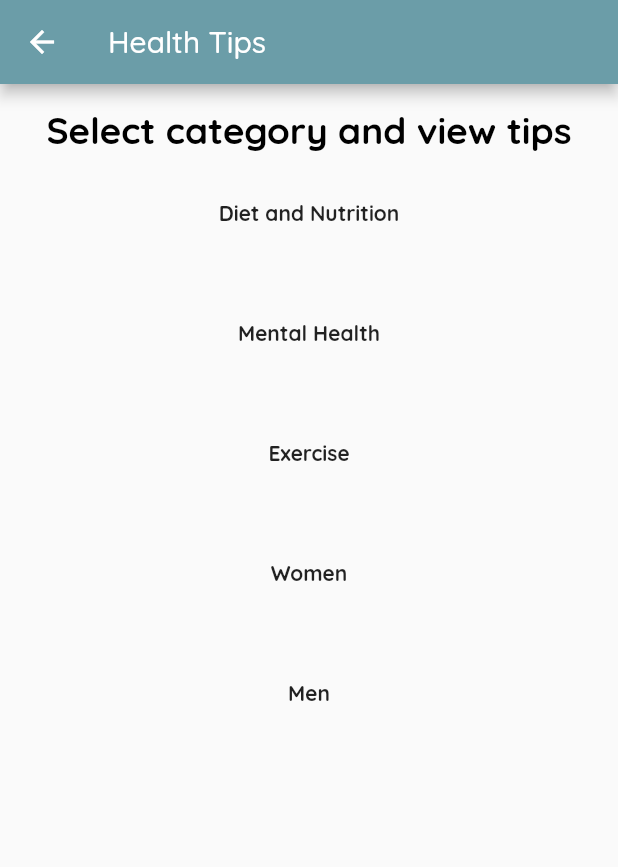
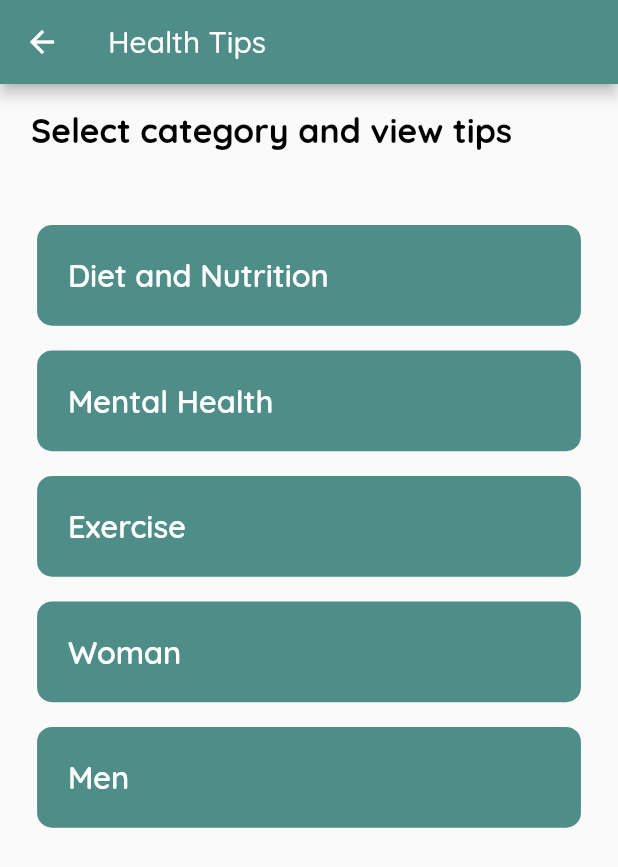
Before and after one commit to danielonettey/healthTap, a Flutter app: the screen it shows after launch, after a tap on "Health Tips", on a phone screen of 412 x 824 dp. Shown: the top 867 px of the screen. Run offline on Flutter 3.47's test engine with Material 2 defaults, Android fonts, the phone set to English and light mode, and no system bars; missing offline and left inert: nfc_in_flutter.

Commit message:
updated categories

```diff
--- a/lib/addDetail.dart
+++ b/lib/addDetail.dart
@@ -28,9 +28,9 @@ class _AddDetailPageState extends State<AddDetailPage> {
     final width = MediaQuery.of(context).size.width;
     final height = MediaQuery.of(context).size.height;
     return Scaffold(
-      backgroundColor: Color(0xff5EBBB4),
+      backgroundColor: Color(0xff4f8d88),
       appBar: AppBar(
-        backgroundColor: Color(0xff5EBBB4),
+        backgroundColor: Color(0xff4f8d88),
         title: Text(
           widget.name,
 
--- a/lib/categorydetails.dart
+++ b/lib/categorydetails.dart
@@ -111,7 +111,7 @@ class _CategoryDetailsState extends State<CategoryDetails> {
     final height = MediaQuery.of(context).size.height;
     return Scaffold(
       appBar: AppBar(
-        backgroundColor: Color(0xff5EBBB4),
+        backgroundColor: Color(0xff4f8d88),
         title: Text(
             widget.name,
         ),
@@ -135,7 +135,7 @@ class _CategoryDetailsState extends State<CategoryDetails> {
           )
         ],
       ),
-      backgroundColor: Color(0xff5EBBB4),
+      backgroundColor: Color(0xff4f8d88),
       body: SingleChildScrollView(
         child: Container(
           width: width,
--- a/lib/categorypage.dart
+++ b/lib/categorypage.dart
@@ -54,9 +54,9 @@ class _CategoryPageState extends State<CategoryPage> {
     final width = MediaQuery.of(context).size.width;
     final height = MediaQuery.of(context).size.height;
     return Scaffold(
-      backgroundColor: Color(0xff5EBBB4),
+      backgroundColor: Color(0xff4f8d88),
       appBar: AppBar(
-        backgroundColor: Color(0xff5EBBB4),
+        backgroundColor: Color(0xff4f8d88),
         title: Text(
           'Health Data'
         ),
--- a/lib/diettips.dart
+++ b/lib/diettips.dart
@@ -10,12 +10,13 @@ class _DietTipsPageState extends State<DietTipsPage> {
   Widget build(BuildContext context){
     return Scaffold(
       appBar: AppBar(
-        backgroundColor: Color(0xff6B9DA8),
+        backgroundColor: Color(0xff4f8d88),
         title: Text(
           'Diet and Nutrition Tips'
         ),
       ),
-      body: Column(
+      body: SingleChildScrollView(
+        child: Column(
           // margin: const EdgeInsets.all(8),
           children: <Widget>[
             new ListTile(
@@ -64,6 +65,7 @@ class _DietTipsPageState extends State<DietTipsPage> {
           ],
 
         ),
+      ),
 
     );
   }
--- a/lib/editpage.dart
+++ b/lib/editpage.dart
@@ -12,7 +12,7 @@ class _EditPageState extends State<EditPage> {
     final height = MediaQuery.of(context).size.height;
     return Scaffold(
       appBar: AppBar(
-        backgroundColor: Color(0xff6B9DA8),
+        backgroundColor: Color(0xff4f8d88),
         title: Text(
           'Edit Profile',
         ),
@@ -123,7 +123,7 @@ class _EditPageState extends State<EditPage> {
                       padding: EdgeInsets.symmetric(vertical: height * 0.02),
                       decoration: BoxDecoration(
                         borderRadius: const BorderRadius.all(Radius.circular(10)),
-                        color: Color(0xff5EBBB4),
+                        color: Color(0xff4f8d88),
                       ),
                       alignment: Alignment.center,
                       child: Text(
--- a/lib/exercisetips.dart
+++ b/lib/exercisetips.dart
@@ -10,12 +10,13 @@ class _ExerciseTipsPageState extends State<ExerciseTipsPage>{
   Widget build(BuildContext context){
     return Scaffold(
       appBar: AppBar(
-        backgroundColor: Color(0xff6B9DA8),
+        backgroundColor: Color(0xff4f8d88),
         title: Text(
           'Exercise Tips'
         ),
       ),
-      body: Column(
+      body: SingleChildScrollView(
+        child: Column(
           // margin: const EdgeInsets.all(8),
 
 
@@ -76,6 +77,7 @@ class _ExerciseTipsPageState extends State<ExerciseTipsPage>{
           ],
 
         ),
+      ),
 
 
     );
--- a/lib/homepage.dart
+++ b/lib/homepage.dart
@@ -35,7 +35,7 @@ class _HomepageState extends State<Homepage> {
     return Scaffold(
 
       appBar: AppBar(
-        backgroundColor: Color(0xff5EBBB4),
+        backgroundColor: Color(0xff4f8d88),
           title: Container(
             child: Text(
               'HealthTap'
@@ -45,7 +45,7 @@ class _HomepageState extends State<Homepage> {
       drawer: Container(
         width: width*0.55,
         padding: EdgeInsets.symmetric(horizontal: width * 0.065),
-        color: Color(0xff5EBBB4),
+        color: Color(0xff4f8d88),
         child: Stack(
           children: <Widget>[
             Positioned(
@@ -209,7 +209,7 @@ class _HomepageState extends State<Homepage> {
 //                          begin: Alignment.bottomCenter,
 //                          end: Alignment.topCenter,
 //                        ),
-                      color: Color(0xff5EBBB4)
+                      color: Color(0xff4f8d88)
                       ),
                       child: Column(
                         mainAxisAlignment: MainAxisAlignment.center,
@@ -254,7 +254,7 @@ class _HomepageState extends State<Homepage> {
 //                            begin: Alignment.bottomCenter,
 //                            end: Alignment.topCenter,
 //                          ),
-                            color: Color(0xff5EBBB4)
+                            color: Color(0xff4f8d88)
                         ),
                         alignment: Alignment.center,
                         child: Text(
@@ -284,7 +284,7 @@ class _HomepageState extends State<Homepage> {
 //                            begin: Alignment.bottomCenter,
 //                            end: Alignment.topCenter,
 //
-                            color: Color(0xff5EBBB4)
+                            color: Color(0xff4f8d88)
                         ),
                         alignment: Alignment.center,
                         child: Text(
@@ -332,7 +332,7 @@ class _HomepageState extends State<Homepage> {
 //                          width: 2
 //                        ),
                         borderRadius: BorderRadius.all(Radius.circular(10)),
-                        color: Color(0xff5EBBB4),
+                        color: Color(0xff4f8d88),
                       ),
                       child: Row(
                         mainAxisAlignment: MainAxisAlignment.start,
@@ -382,7 +382,7 @@ class _HomepageState extends State<Homepage> {
 //                          width: 2
 //                        ),
                       borderRadius: BorderRadius.all(Radius.circular(10)),
-                      color: Color(0xff5EBBB4),
+                      color: Color(0xff4f8d88),
                     ),
                     child: Row(
                       mainAxisAlignment: MainAxisAlignment.start,
--- a/lib/main.dart
+++ b/lib/main.dart
@@ -19,7 +19,7 @@ class MyApp extends StatelessWidget {
       theme: ThemeData(
         primarySwatch: Colors.green,
         fontFamily: 'Quicksand',
-        backgroundColor: Color(0xff5EBBB4),
+        backgroundColor: Color(0xff4f8d88),
       ),
       home: Homepage(),
 //      home: MyHomePage(title: 'NFC HealthTap'),
--- a/lib/mentalhealth.dart
+++ b/lib/mentalhealth.dart
@@ -11,7 +11,7 @@ class _MentalHealthTipsPageState extends State<MentalHealthTipsPage>{
   Widget build(BuildContext context){
     return Scaffold(
       appBar: AppBar(
-        backgroundColor: Color(0xff6B9DA8),
+        backgroundColor: Color(0xff4f8d88),
         title: Text(
           'Mental Health Tips'
         ),
--- a/lib/subcategorypage.dart
+++ b/lib/subcategorypage.dart
@@ -24,9 +24,9 @@ class _SubCategoryPageState extends State<SubCategoryPage> {
     print(widget.subcategories.values);
 
     return Scaffold(
-      backgroundColor: Color(0xff5EBBB4),
+      backgroundColor: Color(0xff4f8d88),
       appBar: AppBar(
-        backgroundColor: Color(0xff5EBBB4),
+        backgroundColor: Color(0xff4f8d88),
         title: Text(
           widget.title
         ),
--- a/lib/tipspage.dart
+++ b/lib/tipspage.dart
@@ -18,85 +18,135 @@ class _TipsPageState extends State<TipsPage>{
     final height = MediaQuery.of(context).size.height;
     return Scaffold(
       appBar: AppBar(
-        backgroundColor: Color(0xff6B9DA8),
+        backgroundColor: Color(0xff4f8d88),
         title: Text(
           'Health Tips', textAlign: TextAlign.center
         ),
       ),
-      body: ListView(
-        // margin: EdgeInsets.only(top: height * 0.02),
-        padding: const EdgeInsets.only(top: 15),
+      body: SingleChildScrollView(
+        child: Container(
+          width: width,
+          child: Column(
             children: <Widget>[
               Container(
+                alignment: Alignment.topLeft,
+                 margin: EdgeInsets.symmetric(horizontal: width * 0.05,),
+                padding: EdgeInsets.only(bottom: height * 0.05, top: height * 0.02),
                 child: Text(
                   'Select category and view tips',
                   textAlign: TextAlign.center,
                   style: TextStyle(
                       color: Colors.black,
-                      fontSize: width * 0.06,
+                      fontSize: width * 0.055,
                       fontWeight: FontWeight.w700
                   ),
                 ),
               ),
-          Container(
+              MajorTips(name: 'Diet and Nutrition',next: DietTipsPage(),),
+              MajorTips(name: 'Mental Health',next: MentalHealthTipsPage(),),
+              MajorTips(name: 'Exercise',next: ExerciseTipsPage(),),
+              MajorTips(name: 'Woman',next: WomenTipsPage(),),
+              MajorTips(name: 'Men',next: MenTipsPage(),),
+
+
+            ],
+          ),
+        ),
+      )
+
+//      ListView(
+//        // margin: EdgeInsets.only(top: height * 0.02),
+//        padding: const EdgeInsets.only(top: 15),
+//        children: <Widget>[
+//          Container(
+//                child: Text(
+//                  'Select category and view tips',
+//                  textAlign: TextAlign.center,
+//                  style: TextStyle(
+//                      color: Colors.black,
+//                      fontSize: width * 0.06,
+//                      fontWeight: FontWeight.w700
+//                  ),
+//                ),
+//              ),
+
+
+//          Container(
+//            height: 80,
+//            child: InkWell(
+//              onTap: ()=>
+//                      Navigator.push(
+//                        context,
+//                        MaterialPageRoute(builder: (context)=>ExerciseTipsPage()),
+//                      ),
+//              child: const Center(child: Text('Exercise', style: TextStyle(fontWeight: FontWeight.bold),)),
+//                      ),
+//          ),
+//          Container(
+//            height: 80,
+//            child: InkWell(
+//              onTap: ()=>
+//                      Navigator.push(
+//                        context,
+//                        MaterialPageRoute(builder: (context)=>WomenTipsPage()),
+//                      ),
+//              child: const Center(child: Text('Women', style: TextStyle(fontWeight: FontWeight.bold),)),
+//                      ),
+//          ),
+//          Container(
+//            height: 80,
+//            child: InkWell(
+//              onTap: ()=>
+//                      Navigator.push(
+//                        context,
+//                        MaterialPageRoute(builder: (context)=>MenTipsPage()),
+//                      ),
+//              child: const Center(child: Text('Men', style: TextStyle(fontWeight: FontWeight.bold),)),
+//                      ),
+//          ),
+//
+//        ],
+//      )
+    );
+  }
+
+}
+
+
+class MajorTips extends StatelessWidget {
+  final String name;
+  final Widget next;
+
+  const MajorTips({Key key, this.name, this.next}) : super(key: key);
+  @override
+  Widget build(BuildContext context) {
+    final width = MediaQuery.of(context).size.width;
+    final height = MediaQuery.of(context).size.height;
+    return Container(
+      decoration: BoxDecoration(
+        borderRadius: BorderRadius.all(Radius.circular(10)),
+        color: Color(0xff4f8d88),
+      ),
+      padding: EdgeInsets.all(width * 0.05),
+      margin: EdgeInsets.symmetric(horizontal: width * 0.06, vertical: width * 0.02),
+      alignment: Alignment.topLeft,
       child: InkWell(
         onTap: ()=>
             Navigator.push(
               context,
-                        MaterialPageRoute(builder: (context)=>DietTipsPage()),
+              MaterialPageRoute(builder: (context)=>this.next),
             ),
-              child: const Center(child: Text('Diet and Nutrition', style: TextStyle(fontWeight: FontWeight.bold),)),
-                      ),
-            height: 80,
-          ),
-          Container(
-            height: 80,
-            child: InkWell(
-              onTap: ()=>
-                      Navigator.push(
-                        context,
-                        MaterialPageRoute(builder: (context)=>MentalHealthTipsPage()),
-                      ),
-              child: const Center(child: Text('Mental Health', style: TextStyle(fontWeight: FontWeight.bold),)),
-                      ),
-          ),
-          Container(
-            height: 80,
-            child: InkWell(
-              onTap: ()=>
-                      Navigator.push(
-                        context,
-                        MaterialPageRoute(builder: (context)=>ExerciseTipsPage()),
-                      ),
-              child: const Center(child: Text('Exercise', style: TextStyle(fontWeight: FontWeight.bold),)),
-                      ),
-          ),
-          Container(
-            height: 80,
-            child: InkWell(
-              onTap: ()=>
-                      Navigator.push(
-                        context,
-                        MaterialPageRoute(builder: (context)=>WomenTipsPage()),
-                      ),
-              child: const Center(child: Text('Women', style: TextStyle(fontWeight: FontWeight.bold),)),
-                      ),
-          ),
-          Container(
-            height: 80,
-            child: InkWell(
-              onTap: ()=>
-                      Navigator.push(
-                        context,
-                        MaterialPageRoute(builder: (context)=>MenTipsPage()),
-                      ),
-              child: const Center(child: Text('Men', style: TextStyle(fontWeight: FontWeight.bold),)),
+        child: Text(
+            this.name,
+            style: TextStyle(
+                color: Colors.white,
+//                color: Color(0xff4f8d88),
+                fontWeight: FontWeight.w600,
+                fontSize: width * 0.05
+            )
         ),
       ),
 
-        ],
-      )
     );
   }
-
 }
--- a/lib/womentips.dart
+++ b/lib/womentips.dart
@@ -12,12 +12,13 @@ class _WomenTipsPageState extends State<WomenTipsPage>{
   Widget build(BuildContext context){
     return Scaffold(
       appBar: AppBar(
-        backgroundColor: Color(0xff6B9DA8),
+        backgroundColor: Color(0xff4f8d88),
         title: Text(
           "Women's Health Tips"
         ),
       ),
-      body:Column(
+      body:SingleChildScrollView(
+        child: Column(
           // padding: const EdgeInsets.all(8),
 
           children: <Widget>[
@@ -78,6 +79,7 @@ class _WomenTipsPageState extends State<WomenTipsPage>{
           ],
 
         ),
+      ),
 
     );
   }
--- a/pubspec.yaml
+++ b/pubspec.yaml
@@ -56,6 +56,7 @@ flutter:
     - assets/lab_white.png
     - assets/transfer.png
     - assets/arrows.png
+    - assets/file_upload.png
 
 
 
```
Also changed, not shown: lib/ResultsPage.dart (+52 -36 lines), lib/mentips.dart (+10 -6 lines), assets/arrows.png. Lines whose indentation alone changed are shown as unchanged.
